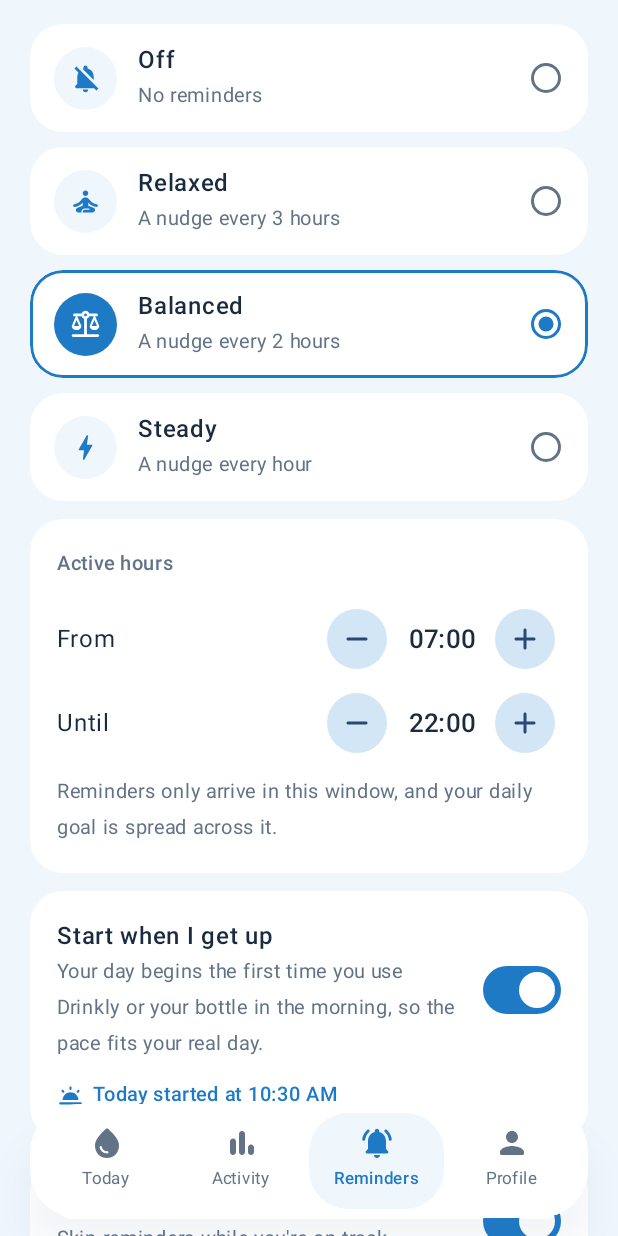
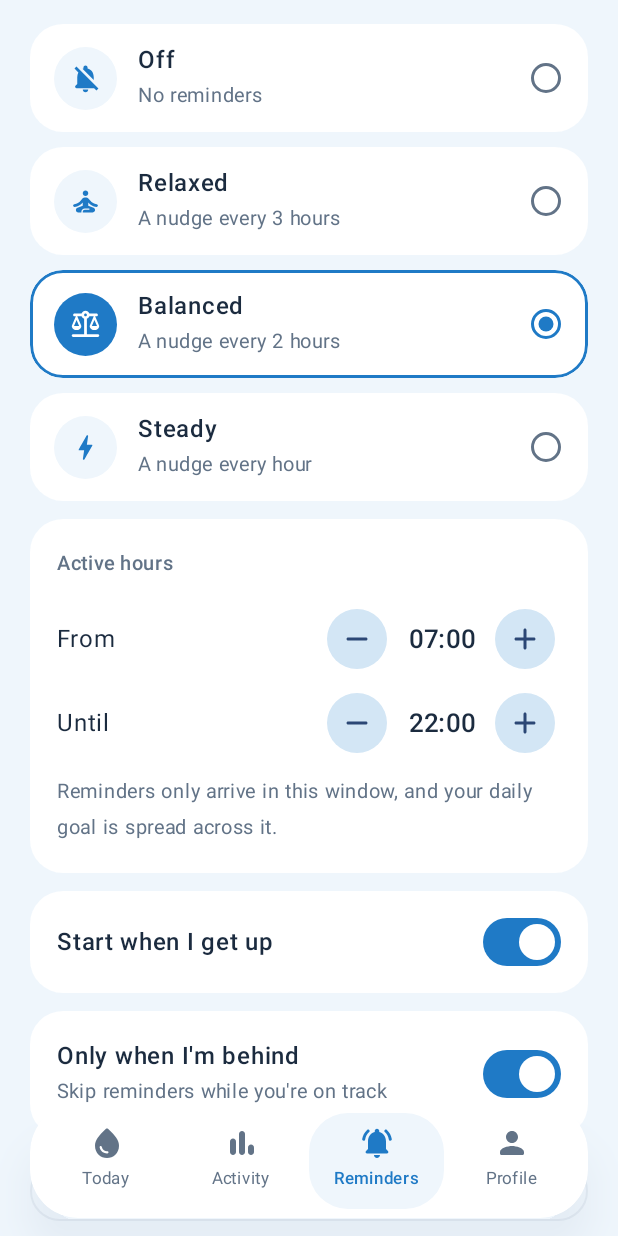
Before and after one commit to htl-leo-itp-26-28-4-5AHITM/Drinkly, an Android app built with Jetpack Compose: the screen it shows after launch (MainActivity), item 3 of the bottom bar chosen, on a phone screen of 412 x 824 dp. Run offline under Robolectric (Android 15) with nearby library versions, the phone set to English and light mode, and no system bars; network calls fail; 2 statements that could not run were skipped.

Commit message:
feat(android): drop the explanation and start time under "Start when I get up"
Co-Authored-By: Claude Opus 5.5 <noreply@anthropic.com>

```diff
--- a/frontend/android/app/src/main/java/at/drinkly/app/ui/screens/RemindersScreen.kt
+++ b/frontend/android/app/src/main/java/at/drinkly/app/ui/screens/RemindersScreen.kt
@@ -33,7 +33,6 @@ import androidx.compose.material.icons.rounded.Bolt
 import androidx.compose.material.icons.rounded.NotificationsOff
 import androidx.compose.material.icons.rounded.Remove
 import androidx.compose.material.icons.rounded.SelfImprovement
-import androidx.compose.material.icons.rounded.WbTwilight
 import androidx.compose.material3.FilledTonalIconButton
 import androidx.compose.material3.Icon
 import androidx.compose.material3.OutlinedButton
@@ -59,8 +58,6 @@ import at.drinkly.app.data.ReminderPlan
 import at.drinkly.app.ui.Dashboard
 import at.drinkly.app.ui.components.SectionCard
 import at.drinkly.app.ui.components.pressScale
-import java.time.format.DateTimeFormatter
-import java.time.format.FormatStyle
 import at.drinkly.app.ui.theme.DrinklyColors
 
 @Composable
@@ -115,26 +112,9 @@ fun RemindersScreen(d: Dashboard, onUpdate: ((AppSettings) -> AppSettings) -> Un
                 ),
                 verticalAlignment = Alignment.CenterVertically,
             ) {
-                Column(Modifier.weight(1f)) {
-                    Text("Start when I get up", fontWeight = FontWeight.SemiBold, color = DrinklyColors.Ink)
-                    Text(
-                        "Your day begins the first time you use Drinkly or your bottle in the morning, so the pace fits your real day.",
-                        fontSize = 13.sp, color = DrinklyColors.Muted,
-                    )
-                }
+                Text("Start when I get up", Modifier.weight(1f), fontWeight = FontWeight.SemiBold, color = DrinklyColors.Ink)
                 Spacer(Modifier.width(12.dp))
                 Switch(checked = s.startOnWakeUp, onCheckedChange = null)
-            }
-            if (s.startOnWakeUp) {
-                Spacer(Modifier.height(10.dp))
-                Row(verticalAlignment = Alignment.CenterVertically) {
-                    Icon(Icons.Rounded.WbTwilight, contentDescription = null, tint = DrinklyColors.Blue, modifier = Modifier.size(18.dp))
-                    Spacer(Modifier.width(6.dp))
-                    Text(
-                        "Today started at ${d.dayStart.format(DateTimeFormatter.ofLocalizedTime(FormatStyle.SHORT))}",
-                        fontSize = 13.sp, fontWeight = FontWeight.SemiBold, color = DrinklyColors.Blue,
-                    )
-                }
             }
         }
 
```
